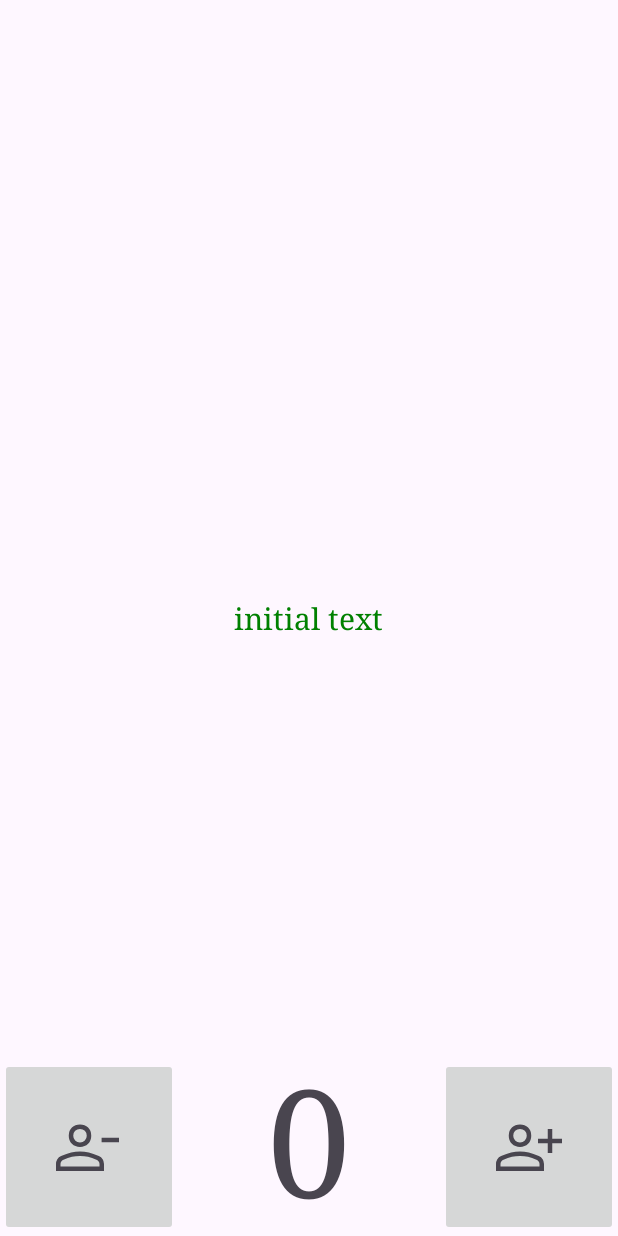
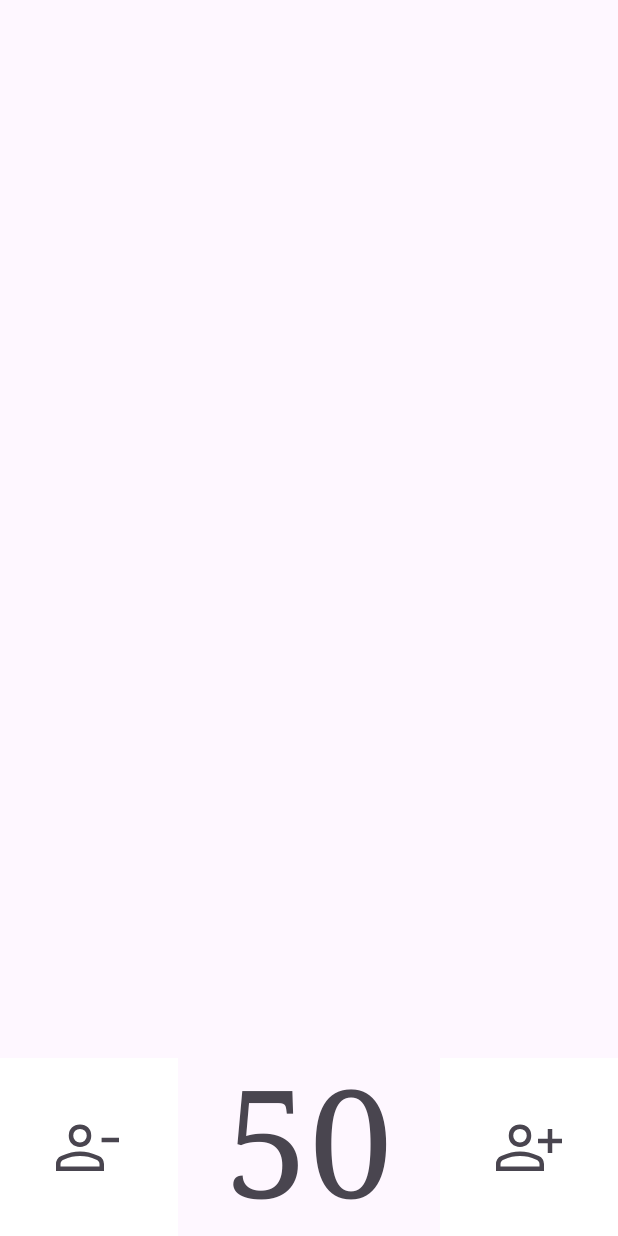
Before and after one commit to ILYA-NASA/Android-basic, an Android app: the layout activity_main.xml on its own in the app's theme, with its tools: preview values and no code run, on a phone screen of 412 x 824 dp. Run offline under Robolectric (Android 15) with nearby library versions, the phone set to English and light mode, and no system bars.

Commit message:
created task buttons and click logic

```diff
--- a/16_HelloAndroid/app/src/main/res/layout/activity_main.xml
+++ b/16_HelloAndroid/app/src/main/res/layout/activity_main.xml
@@ -10,32 +10,45 @@
         style="@style/TaskStyle"
         android:layout_width="wrap_content"
         android:layout_height="wrap_content"
-        android:text="@string/initial_text"
         android:textColor="#008000"
         tools:text="@tools:sample/lorem/random" />
 
     <androidx.appcompat.widget.AppCompatTextView
-        android:id="@+id/counter"
+        android:id="@+id/seats_counter"
         style="@style/TaskStyle"
         android:layout_width="wrap_content"
         android:layout_height="wrap_content"
         android:layout_gravity="center|bottom"
-        android:text="0"
-        android:textSize="100sp" />
+        android:textSize="100sp"
+        tools:text="50" />
+
+    <Button
+        android:id="@+id/counter_reset"
+        style="@style/TaskStyle"
+        android:layout_width="wrap_content"
+        android:layout_height="wrap_content"
+        android:layout_gravity="center|top"
+        android:textSize="50sp"
+        android:visibility="invisible"
+        android:text="Сброс" />
 
     <ImageButton
         android:id="@+id/incrementButton"
         android:layout_width="wrap_content"
         android:layout_height="wrap_content"
         android:layout_gravity="bottom|end"
+        android:background="@color/design_default_color_background"
         android:padding="35dp"
-        android:src="@drawable/person_add" />
+        android:src="@drawable/person_add"
+        android:visibility="visible" />
 
     <ImageButton
         android:id="@+id/decrementButton"
         android:layout_width="wrap_content"
         android:layout_height="wrap_content"
         android:layout_gravity="bottom|start"
+        android:background="@color/design_default_color_background"
         android:padding="35dp"
-        android:src="@drawable/person_remove" />
+        android:src="@drawable/person_remove"
+        android:visibility="visible" />
 </FrameLayout>
```
Also changed, not shown: 16_HelloAndroid/app/src/main/java/com/example/counterofbuspassengers/MainActivity.kt (+32 -2 lines).
